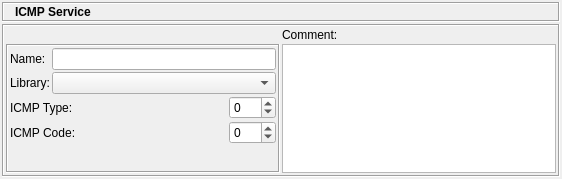
Before: the Qt Designer form src/gui/icmpservicedialog_q.ui in fwbuilder/fwbuilder, drawn with Qt 5.
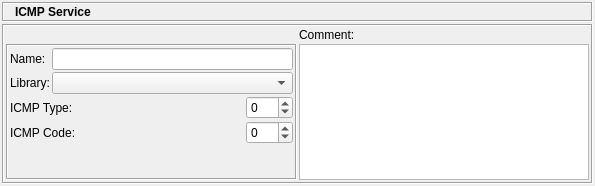
After: the same form once the commit is applied. Icons and pictures are not drawn.

The edit to the form file:
```diff
--- a/src/gui/icmpservicedialog_q.ui
+++ b/src/gui/icmpservicedialog_q.ui
@@ -8,8 +8,8 @@
    <rect>
     <x>0</x>
     <y>0</y>
-    <width>562</width>
-    <height>179</height>
+    <width>595</width>
+    <height>186</height>
    </rect>
   </property>
   <property name="sizePolicy" >
@@ -192,6 +192,12 @@
         </item>
         <item row="1" column="0" >
          <widget class="QFrame" name="frame30" >
+          <property name="maximumSize" >
+           <size>
+            <width>400</width>
+            <height>16777215</height>
+           </size>
+          </property>
           <property name="frameShape" >
            <enum>QFrame::Box</enum>
           </property>
```
